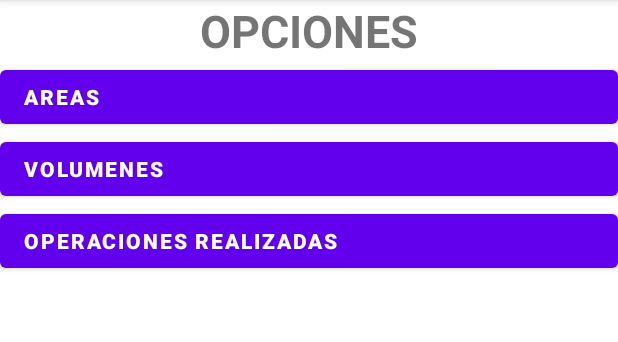
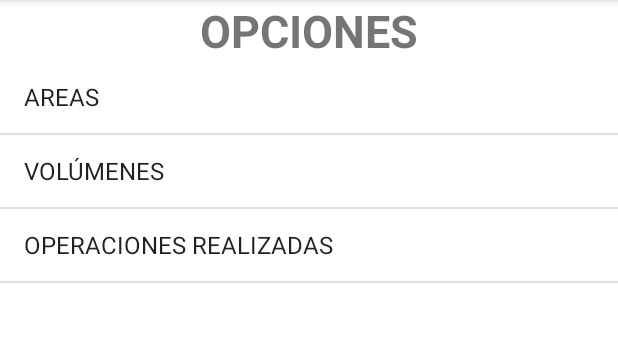
Before and after one commit to Bartamel/ListView, an Android app: the screen it shows after launch (MainActivity), on a phone screen of 412 x 824 dp, the part 84-426 px from its top. Run offline under Robolectric (Android 15) with nearby library versions, the phone set to English and light mode, and no system bars.

```diff
--- a/app/src/main/AndroidManifest.xml
+++ b/app/src/main/AndroidManifest.xml
@@ -9,7 +9,11 @@
         android:roundIcon="@mipmap/ic_launcher_round"
         android:supportsRtl="true"
         android:theme="@style/Theme.ListView">
-        <activity android:name=".Operaciones_Realizadas"></activity>
+        <activity android:name=".Area_Circulos"></activity>
+        <activity android:name=".Area_Triangulos" />
+        <activity android:name=".Area_Rectangulos" />
+        <activity android:name=".Area_Cuadrados" />
+        <activity android:name=".Operaciones_Realizadas" />
         <activity android:name=".Volumenes" />
         <activity android:name=".Areas" />
         <activity android:name=".MainActivity">
--- /dev/null
+++ b/app/src/main/java/com/example/listview/Cuadrado.java
@@ -0,0 +1,4 @@
+package com.example.listview;
+
+public class Cuadrado {
+}
--- a/app/src/main/java/com/example/listview/MainActivity.java
+++ b/app/src/main/java/com/example/listview/MainActivity.java
@@ -2,13 +2,46 @@ package com.example.listview;
 
 import androidx.appcompat.app.AppCompatActivity;
 
+import android.content.Intent;
 import android.os.Bundle;
+import android.view.View;
+import android.widget.AdapterView;
+import android.widget.ArrayAdapter;
+import android.widget.ListView;
 
 public class MainActivity extends AppCompatActivity {
+    private ListView lista_opciones;
+    private String opciones[];
+    private ArrayAdapter<String> adapter;
+    private Intent intent;
 
     @Override
     protected void onCreate(Bundle savedInstanceState) {
         super.onCreate(savedInstanceState);
         setContentView(R.layout.activity_main);
+
+        lista_opciones=findViewById(R.id.lstOpciones);
+        opciones=getResources().getStringArray(R.array.opciones);
+        adapter=new ArrayAdapter<>(this, android.R.layout.simple_list_item_1,opciones);
+        lista_opciones.setAdapter(adapter);
+        lista_opciones.setOnItemClickListener(new AdapterView.OnItemClickListener() {
+            @Override
+            public void onItemClick(AdapterView<?> parent, View view, int position, long id) {
+                switch (position){
+                    case 0:
+                        intent=new Intent(MainActivity.this, Areas.class);
+                        startActivity(intent);
+                        break;
+                    case 1:
+                        intent=new Intent(MainActivity.this, Volumenes.class);
+                        startActivity(intent);
+                        break;
+                    case 2:
+                        intent=new Intent(MainActivity.this, Operaciones_Realizadas.class);
+                        startActivity(intent);
+                        break;
+                }
+            }
+        });
     }
 }
--- a/app/src/main/res/layout/activity_main.xml
+++ b/app/src/main/res/layout/activity_main.xml
@@ -17,28 +17,9 @@
         android:textSize="30sp"
         android:textStyle="bold" />
 
-    <Button
-        android:id="@+id/btnArea"
+    <ListView
+        android:id="@+id/lstOpciones"
         android:layout_width="match_parent"
-        android:layout_height="wrap_content"
-        android:text="@string/area"
-        android:textAlignment="viewStart"
-        android:textStyle="bold" />
-
-    <Button
-        android:id="@+id/btnVolumen"
-        android:layout_width="match_parent"
-        android:layout_height="wrap_content"
-        android:text="@string/volumen"
-        android:textAlignment="viewStart"
-        android:textStyle="bold" />
-
-    <Button
-        android:id="@+id/btnOperaciones"
-        android:layout_width="match_parent"
-        android:layout_height="wrap_content"
-        android:text="@string/operaciones"
-        android:textAlignment="viewStart"
-        android:textStyle="bold" />
+        android:layout_height="match_parent" />
 
 </LinearLayout>
--- a/app/src/main/res/values/strings.xml
+++ b/app/src/main/res/values/strings.xml
@@ -3,7 +3,7 @@
     <string name="titulo">OPCIONES</string>
     <string name="area">AREAS</string>
     <string name="volumen">Volumenes</string>
-    <string name="operaciones">Operaciones Realizadas</string>
+    <string name="operaciones">OPERACIONES REALIZADAS</string>
     <string name="tituloareas">AREAS</string>
     <string name="cuadrado">CUADRADO</string>
     <string name="rectangulo">RECTÁNGULO</string>
@@ -19,4 +19,19 @@
     <string name="operacion">Operación</string>
     <string name="datos">Datos</string>
     <string name="resultados">Resultados</string>
+    <string name="valor_lado">Valor del Lado</string>
+    <string name="valor">Valor</string>
+    <string name="calcular">CALCULAR</string>
+    <string name="borrar">BORRAR</string>
+    <string-array name="opciones">
+        <item>@string/area</item>
+        <item>@string/volumenes</item>
+        <item>@string/operaciones</item>
+    </string-array>
+    <string-array name="opciones_area">
+        <item>@string/cuadrado</item>
+        <item>@string/rectangulo</item>
+        <item>@string/triangulo</item>
+        <item>@string/circulo</item>
+    </string-array>
 </resources>
```
Also changed, not shown: app/src/main/java/com/example/listview/Area_Circulos.java (added, +14 -0 lines), app/src/main/java/com/example/listview/Area_Cuadrados.java (added, +17 -0 lines), app/src/main/java/com/example/listview/Area_Rectangulos.java (added, +14 -0 lines), app/src/main/java/com/example/listview/Area_Triangulos.java (added, +14 -0 lines), app/src/main/java/com/example/listview/Areas.java (+38 -0 lines), app/src/main/res/layout/activity_areas.xml (+3 -35 lines), app/src/main/res/layout/activity_circulo.xml (added, +9 -0 lines), app/src/main/res/layout/activity_cuadrado.xml (added, +63 -0 lines), app/src/main/res/layout/activity_rectangulo.xml (added, +9 -0 lines), app/src/main/res/layout/activity_triangulo.xml (added, +9 -0 lines).
